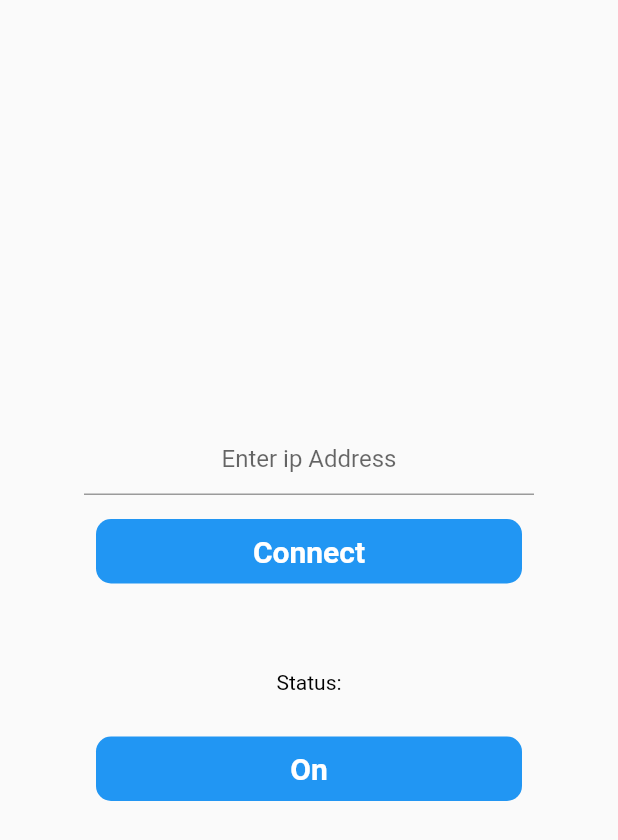
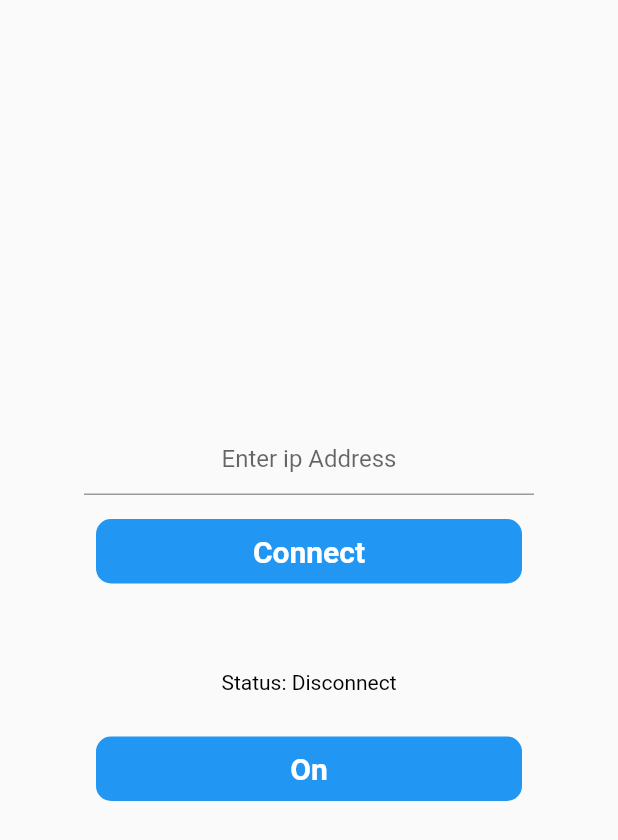
Before and after one commit to athiruj/websocket_demo_app, a Flutter app: the screen it shows after launch, on a phone screen of 412 x 824 dp. Shown: the top 840 px of the screen. Run offline on Flutter 3.47's test engine with Material 2 defaults, Android fonts, the phone set to English and light mode, and no system bars; our stand-ins replace google_fonts; missing offline and left inert: alert; Roboto replaces fonts that are missing (Kanit).

Commit message:
add Websocket Func

```diff
--- a/lib/main.dart
+++ b/lib/main.dart
@@ -1,7 +1,9 @@
+import 'package:alert/alert.dart';
 import 'package:flutter/material.dart';
 import 'package:google_fonts/google_fonts.dart';
 // import 'package:web_socket_channel/io.dart';
-// import 'package:web_socket_channel/web_socket_channel.dart';
+import 'package:web_socket_channel/web_socket_channel.dart';
+import 'package:web_socket_channel/status.dart' as status;
 
 void main() {
   runApp(const MyApp());
@@ -28,10 +30,25 @@ class MyHomePage extends StatefulWidget {
 
 class _MyHomePageState extends State<MyHomePage> {
   TextEditingController uriController = TextEditingController();
-  // void connectSocket(Uri uri) {
-  //   final channel = WebSocketChannel.connect(uri);
 
-  // }
+  void connectSocket(String strUri) async {
+    final channel = WebSocketChannel.connect(Uri.parse(strUri));
+    channel.stream.listen((event) {
+      channel.sink.add("received");
+      channel.sink.close(status.goingAway);
+    });
+  }
+
+  @override
+  void initState() {
+    try {
+      connectSocket("");
+    } catch (error) {
+      Alert(message: error.toString()).show();
+    }
+    super.initState();
+  }
+
   bool connnect = false;
   @override
   Widget build(BuildContext context) {
@@ -67,6 +84,9 @@ class _MyHomePageState extends State<MyHomePage> {
                                 hintText: "Enter ip Address",
                                 hintStyle: GoogleFonts.kanit(fontSize: 16),
                               ),
+                              onSubmitted: (value) {
+                                connectSocket(value);
+                              },
                             ),
                           ),
                           TextButton(
@@ -98,9 +118,11 @@ class _MyHomePageState extends State<MyHomePage> {
                       // ! Action part
                       Column(
                         children: [
-                          const Text(
-                            "Status:",
-                            style: TextStyle(color: Colors.black),
+                          Text(
+                            connnect
+                                ? "Status: Connected"
+                                : "Status: Disconnect",
+                            style: const TextStyle(color: Colors.black),
                           ),
                           const SizedBox(
                             height: 20,
--- a/pubspec.yaml
+++ b/pubspec.yaml
@@ -37,6 +37,8 @@ dependencies:
   cupertino_icons: ^1.0.2
   web_socket_channel: ^2.4.0
   google_fonts: ^4.0.4
+  alert: ^2.0.1
+  hive: ^2.2.3
 
 dev_dependencies:
   flutter_test:
```
Also changed, not shown: pubspec.lock.
